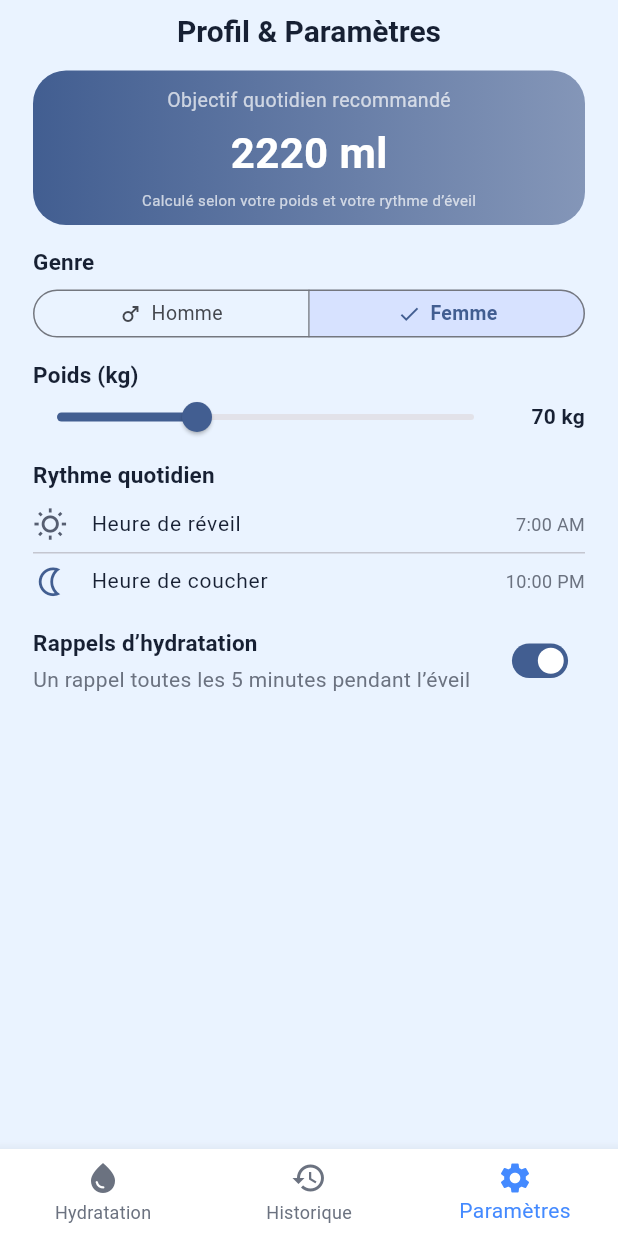
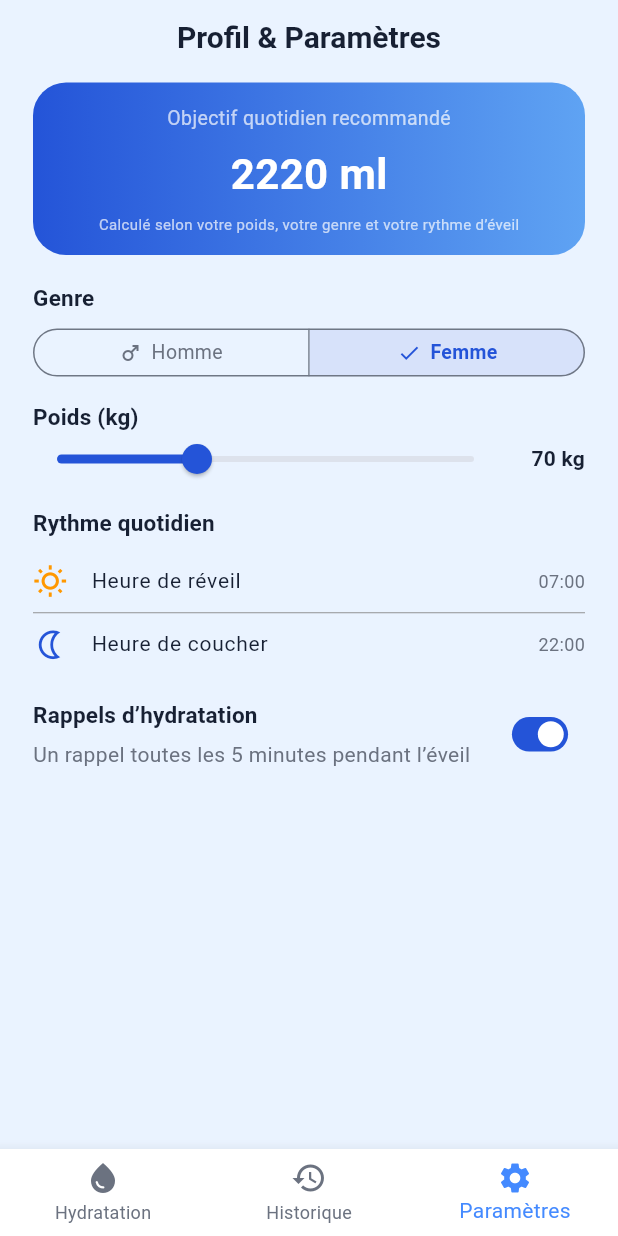
Before and after one commit to yamariel/water-reminder_ffsc, a Flutter app: the screen it shows after launch, item 3 of the bottom bar chosen, on a phone screen of 412 x 824 dp. Run offline on Flutter 3.47's test engine with Material 3 defaults, Android fonts, the phone set to English and light mode, and no system bars; our stand-ins replace flutter_riverpod.

```diff
--- a/lib/core/theme/app_theme.dart
+++ b/lib/core/theme/app_theme.dart
@@ -1,17 +1,34 @@
 import 'package:flutter/material.dart';
 
 class AppTheme {
-  static const Color primaryBlue = Color(0xFF287BEA);
+  static const Color primaryBlue = Color(0xFF2454D8);
   static const Color backgroundBlue = Color(0xFFEAF3FF);
+  static const Color selectedBlue = Color(0xFFD7E2FA);
   static const Color primaryText = Color(0xFF172033);
   static const Color mutedText = Color(0xFF6B7280);
+
+  static const Color waterBlue = Color(0xFF69A8F7);
+  static const Color waterBlueLight = Color(0xFF9DCCFA);
+
+  static const Color goalCardBlueLight = Color(0xFF5FA3F3);
+  static const Color sliderInactive = Color(0xFFDDE2EC);
+  static const Color wakeUpOrange = Color(0xFFFF9800);
+  static const Color dividerGray = Color(0xFF909092);
 
   static final ThemeData theme = ThemeData(
     useMaterial3: true,
     scaffoldBackgroundColor: backgroundBlue,
-    colorScheme: ColorScheme.fromSeed(
-      seedColor: primaryBlue,
-      brightness: Brightness.light,
+    colorScheme: const ColorScheme.light(
+      primary: primaryBlue,
+      onPrimary: Colors.white,
+      primaryContainer: selectedBlue,
+      onPrimaryContainer: primaryText,
+      secondary: primaryBlue,
+      onSecondary: Colors.white,
+      surface: backgroundBlue,
+      onSurface: primaryText,
+      onSurfaceVariant: mutedText,
+      outline: Color(0xFF6F7785),
     ),
     textTheme: const TextTheme(
       headlineSmall: TextStyle(
--- a/lib/features/settings/presentation/pages/settings_page.dart
+++ b/lib/features/settings/presentation/pages/settings_page.dart
@@ -1,6 +1,7 @@
 import 'package:flutter/material.dart';
 import 'package:flutter_riverpod/flutter_riverpod.dart';
 
+import '../../../../core/theme/app_theme.dart';
 import '../../enums/gender_enum.dart';
 import '../providers/settings_provider.dart';
 
@@ -17,7 +18,7 @@ class SettingsPage extends ConsumerWidget {
     return SafeArea(
       bottom: false,
       child: SingleChildScrollView(
-        padding: const EdgeInsets.fromLTRB(22, 8, 22, 2),
+        padding: const EdgeInsets.fromLTRB(22, 12, 22, 6),
         child: Column(
           crossAxisAlignment: CrossAxisAlignment.start,
           children: [
@@ -27,16 +28,16 @@ class SettingsPage extends ConsumerWidget {
                 style: textTheme.headlineSmall?.copyWith(fontSize: 20),
               ),
             ),
-            const SizedBox(height: 12),
+            const SizedBox(height: 16),
             _DailyGoalCard(goal: settings.dailyGoal),
-            const SizedBox(height: 14),
+            const SizedBox(height: 18),
             Text('Genre', style: textTheme.titleMedium?.copyWith(fontSize: 15)),
-            const SizedBox(height: 6),
+            const SizedBox(height: 8),
             _GenderSelector(
               selectedGender: settings.gender,
               onChanged: notifier.updateGender,
             ),
-            const SizedBox(height: 14),
+            const SizedBox(height: 16),
             Text(
               'Poids (kg)',
               style: textTheme.titleMedium?.copyWith(fontSize: 15),
@@ -47,6 +48,9 @@ class SettingsPage extends ConsumerWidget {
                   child: SliderTheme(
                     data: SliderTheme.of(context).copyWith(
                       trackHeight: 4,
+                      activeTrackColor: colors.primary,
+                      inactiveTrackColor: AppTheme.sliderInactive,
+                      thumbColor: colors.primary,
                       thumbShape: const RoundSliderThumbShape(
                         enabledThumbRadius: 10,
                       ),
@@ -74,15 +78,15 @@ class SettingsPage extends ConsumerWidget {
                 ),
               ],
             ),
-            const SizedBox(height: 12),
+            const SizedBox(height: 16),
             Text(
               'Rythme quotidien',
               style: textTheme.titleMedium?.copyWith(fontSize: 15),
             ),
-            const SizedBox(height: 2),
+            const SizedBox(height: 6),
             _TimeSettingTile(
               icon: Icons.wb_sunny_outlined,
-              iconColor: colors.secondary,
+              iconColor: AppTheme.wakeUpOrange,
               label: 'Heure de réveil',
               time: settings.wakeUpTime,
               onTap: () async {
@@ -90,7 +94,11 @@ class SettingsPage extends ConsumerWidget {
                 if (time != null) notifier.updateWakeUpTime(time);
               },
             ),
-            const Divider(height: 1),
+            const Divider(
+              height: 1,
+              thickness: 0.65,
+              color: AppTheme.dividerGray,
+            ),
             _TimeSettingTile(
               icon: Icons.nightlight_outlined,
               iconColor: colors.primary,
@@ -101,7 +109,7 @@ class SettingsPage extends ConsumerWidget {
                 if (time != null) notifier.updateBedTime(time);
               },
             ),
-            const SizedBox(height: 12),
+            const SizedBox(height: 16),
             Row(
               crossAxisAlignment: CrossAxisAlignment.center,
               children: [
@@ -113,7 +121,7 @@ class SettingsPage extends ConsumerWidget {
                         'Rappels d’hydratation',
                         style: textTheme.titleMedium?.copyWith(fontSize: 15),
                       ),
-                      const SizedBox(height: 2),
+                      const SizedBox(height: 4),
                       Text(
                         'Un rappel toutes les ${settings.reminderIntervalMinutes} minutes pendant l’éveil',
                         style: textTheme.bodyMedium,
@@ -150,17 +158,16 @@ class _DailyGoalCard extends StatelessWidget {
     return DecoratedBox(
       decoration: BoxDecoration(
         gradient: LinearGradient(
-          colors: [
-            colors.primary,
-            Color.lerp(colors.primary, colors.onPrimary, 0.35)!,
-          ],
+          begin: Alignment.centerLeft,
+          end: Alignment.centerRight,
+          colors: const [AppTheme.primaryBlue, AppTheme.goalCardBlueLight],
         ),
         borderRadius: BorderRadius.circular(22),
       ),
       child: SizedBox(
         width: double.infinity,
         child: Padding(
-          padding: const EdgeInsets.symmetric(vertical: 10, horizontal: 14),
+          padding: const EdgeInsets.symmetric(vertical: 14, horizontal: 14),
           child: Column(
             children: [
               Text(
@@ -170,7 +177,7 @@ class _DailyGoalCard extends StatelessWidget {
                   fontSize: 13,
                 ),
               ),
-              const SizedBox(height: 6),
+              const SizedBox(height: 8),
               Text(
                 '$goal ml',
                 style: TextStyle(
@@ -179,9 +186,9 @@ class _DailyGoalCard extends StatelessWidget {
                   fontWeight: FontWeight.bold,
                 ),
               ),
-              const SizedBox(height: 4),
+              const SizedBox(height: 6),
               Text(
-                'Calculé selon votre poids et votre rythme d’éveil',
+                'Calculé selon votre poids, votre genre et votre rythme d’éveil',
                 style: TextStyle(
                   color: colors.onPrimary.withValues(alpha: 0.7),
                   fontSize: 10,
@@ -315,7 +322,7 @@ class _TimeSettingTile extends StatelessWidget {
     return InkWell(
       onTap: onTap,
       child: Padding(
-        padding: const EdgeInsets.symmetric(vertical: 7),
+        padding: const EdgeInsets.symmetric(vertical: 9),
         child: Row(
           children: [
             Icon(icon, color: iconColor, size: 23),
@@ -328,7 +335,7 @@ class _TimeSettingTile extends StatelessWidget {
               ),
             ),
             Text(
-              time.format(context),
+              _formatFrenchTime(time),
               style: Theme.of(context).textTheme.bodyMedium
                   ?.copyWith(fontSize: 12),
             ),
@@ -339,6 +346,12 @@ class _TimeSettingTile extends StatelessWidget {
   }
 }
 
+String _formatFrenchTime(TimeOfDay time) {
+  final hour = time.hour.toString().padLeft(2, '0');
+  final minute = time.minute.toString().padLeft(2, '0');
+  return '$hour:$minute';
+}
+
 Future<TimeOfDay?> _pickTime(BuildContext context, TimeOfDay initialTime) {
   return showTimePicker(context: context, initialTime: initialTime);
 }
--- a/lib/main.dart
+++ b/lib/main.dart
@@ -1,5 +1,6 @@
 import 'package:flutter/material.dart';
 import 'package:flutter_riverpod/flutter_riverpod.dart';
+
 import 'core/theme/app_theme.dart';
 import 'core/database/hive_setup.dart';
 import 'core/notifications/notification_service.dart';
```
